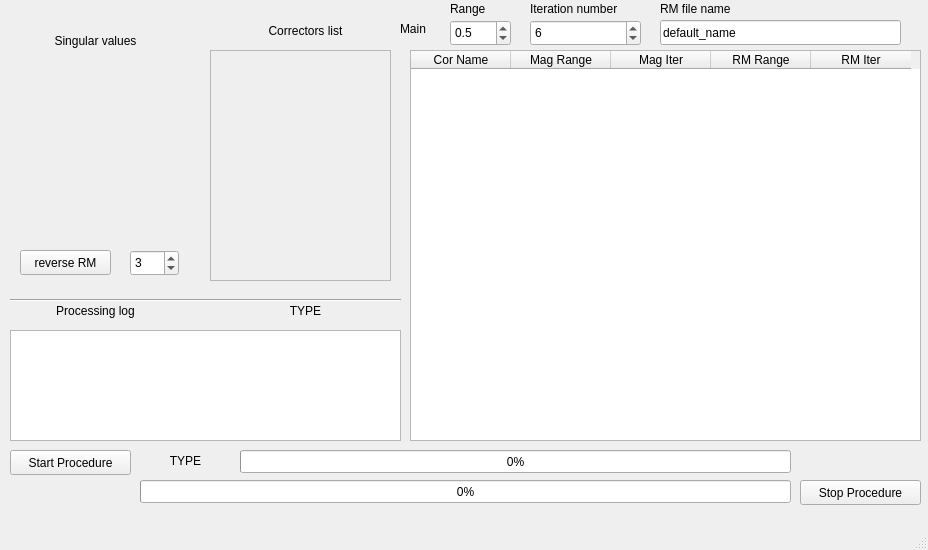
This is resp_mat_ass/uis/rma_main_window.ui in vitaliibalakin/c_orbit as Qt 5 draws it before an edit. The edited form follows.
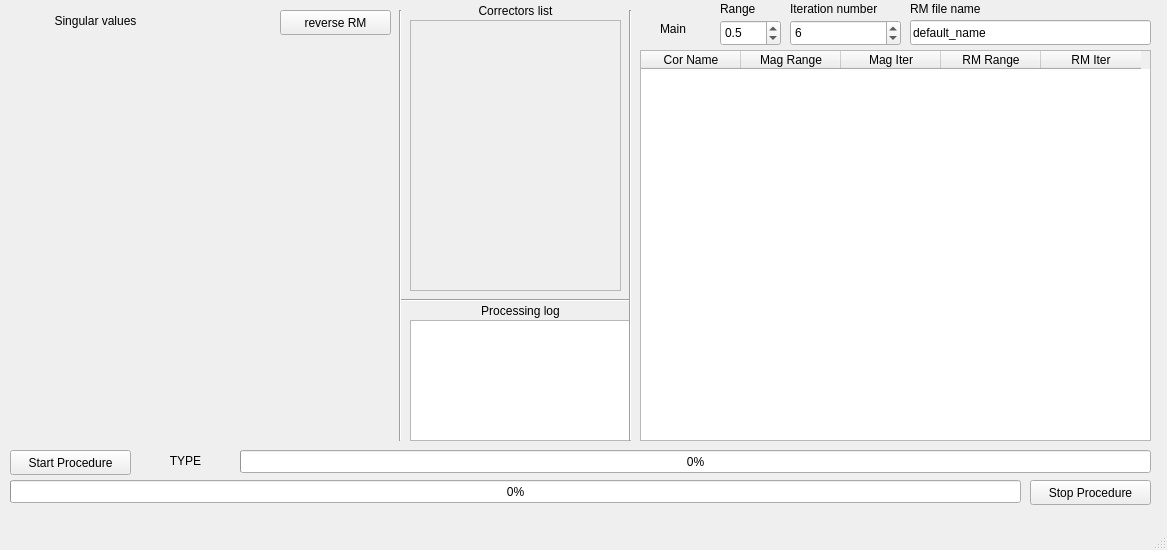
This is the edited form.

Commit message: RM singular values selection is updated

Diff of the .ui file:
```diff
--- a/resp_mat_ass/uis/rma_main_window.ui
+++ b/resp_mat_ass/uis/rma_main_window.ui
@@ -6,7 +6,7 @@
    <rect>
     <x>0</x>
     <y>0</y>
-    <width>928</width>
+    <width>1167</width>
     <height>550</height>
    </rect>
   </property>
@@ -17,9 +17,9 @@
    <widget class="QProgressBar" name="prg_bar">
     <property name="geometry">
      <rect>
-      <x>140</x>
+      <x>10</x>
       <y>480</y>
-      <width>651</width>
+      <width>1011</width>
       <height>23</height>
      </rect>
     </property>
@@ -30,9 +30,9 @@
    <widget class="QLabel" name="label_2">
     <property name="geometry">
      <rect>
-      <x>450</x>
+      <x>720</x>
       <y>0</y>
-      <width>111</width>
+      <width>51</width>
       <height>17</height>
      </rect>
     </property>
@@ -43,7 +43,7 @@
    <widget class="QLabel" name="label_3">
     <property name="geometry">
      <rect>
-      <x>530</x>
+      <x>790</x>
       <y>0</y>
       <width>111</width>
       <height>17</height>
@@ -56,7 +56,7 @@
    <widget class="QLabel" name="label_4">
     <property name="geometry">
      <rect>
-      <x>400</x>
+      <x>660</x>
       <y>20</y>
       <width>41</width>
       <height>17</height>
@@ -69,7 +69,7 @@
    <widget class="QSpinBox" name="mag_iter_main">
     <property name="geometry">
      <rect>
-      <x>530</x>
+      <x>790</x>
       <y>20</y>
       <width>111</width>
       <height>26</height>
@@ -88,10 +88,10 @@
    <widget class="QFrame" name="frame">
     <property name="geometry">
      <rect>
-      <x>210</x>
-      <y>50</y>
-      <width>181</width>
-      <height>231</height>
+      <x>410</x>
+      <y>20</y>
+      <width>211</width>
+      <height>271</height>
      </rect>
     </property>
     <property name="frameShape">
@@ -104,9 +104,9 @@
    <widget class="QLabel" name="label_11">
     <property name="geometry">
      <rect>
-      <x>220</x>
-      <y>20</y>
-      <width>171</width>
+      <x>410</x>
+      <y>0</y>
+      <width>211</width>
       <height>21</height>
      </rect>
     </property>
@@ -133,7 +133,7 @@
    <widget class="QPushButton" name="btn_stop_proc">
     <property name="geometry">
      <rect>
-      <x>800</x>
+      <x>1030</x>
       <y>480</y>
       <width>121</width>
       <height>25</height>
@@ -146,19 +146,19 @@
    <widget class="QTextEdit" name="log_msg">
     <property name="geometry">
      <rect>
-      <x>10</x>
-      <y>330</y>
-      <width>391</width>
-      <height>111</height>
+      <x>410</x>
+      <y>320</y>
+      <width>221</width>
+      <height>121</height>
      </rect>
     </property>
    </widget>
    <widget class="Line" name="line_2">
     <property name="geometry">
      <rect>
-      <x>10</x>
+      <x>400</x>
       <y>290</y>
-      <width>391</width>
+      <width>231</width>
       <height>20</height>
      </rect>
     </property>
@@ -169,9 +169,9 @@
    <widget class="QLabel" name="label_12">
     <property name="geometry">
      <rect>
-      <x>10</x>
+      <x>440</x>
       <y>300</y>
-      <width>171</width>
+      <width>161</width>
       <height>21</height>
      </rect>
     </property>
@@ -185,7 +185,7 @@
    <widget class="QLabel" name="label_13">
     <property name="geometry">
      <rect>
-      <x>660</x>
+      <x>910</x>
       <y>0</y>
       <width>111</width>
       <height>17</height>
@@ -198,7 +198,7 @@
    <widget class="QLineEdit" name="rm_name">
     <property name="geometry">
      <rect>
-      <x>660</x>
+      <x>910</x>
       <y>20</y>
       <width>241</width>
       <height>25</height>
@@ -208,26 +208,10 @@
      <string>default_name</string>
     </property>
    </widget>
-   <widget class="QLabel" name="label_type">
-    <property name="geometry">
-     <rect>
-      <x>220</x>
-      <y>300</y>
-      <width>171</width>
-      <height>21</height>
-     </rect>
-    </property>
-    <property name="text">
-     <string>TYPE</string>
-    </property>
-    <property name="alignment">
-     <set>Qt::AlignCenter</set>
-    </property>
-   </widget>
    <widget class="QDoubleSpinBox" name="mag_range_main">
     <property name="geometry">
      <rect>
-      <x>450</x>
+      <x>720</x>
       <y>20</y>
       <width>61</width>
       <height>26</height>
@@ -250,7 +234,7 @@
     <property name="geometry">
      <rect>
       <x>10</x>
-      <y>30</y>
+      <y>10</y>
       <width>171</width>
       <height>21</height>
      </rect>
@@ -266,42 +250,16 @@
     <property name="geometry">
      <rect>
       <x>10</x>
-      <y>60</y>
-      <width>171</width>
-      <height>181</height>
+      <y>40</y>
+      <width>381</width>
+      <height>401</height>
      </rect>
     </property>
    </widget>
-   <widget class="QPushButton" name="btn_reverse_rm">
-    <property name="geometry">
-     <rect>
-      <x>20</x>
-      <y>250</y>
-      <width>91</width>
-      <height>25</height>
-     </rect>
-    </property>
-    <property name="text">
-     <string>reverse RM</string>
-    </property>
-   </widget>
-   <widget class="QSpinBox" name="sv">
-    <property name="geometry">
-     <rect>
-      <x>130</x>
-      <y>250</y>
-      <width>49</width>
-      <height>26</height>
-     </rect>
-    </property>
-    <property name="value">
-     <number>3</number>
-    </property>
-   </widget>
    <widget class="QTableWidget" name="cor_set_table">
     <property name="geometry">
      <rect>
-      <x>410</x>
+      <x>640</x>
       <y>50</y>
       <width>511</width>
       <height>391</height>
@@ -338,7 +296,7 @@
      <rect>
       <x>240</x>
       <y>450</y>
-      <width>551</width>
+      <width>911</width>
       <height>23</height>
      </rect>
     </property>
@@ -362,6 +320,45 @@
      <set>Qt::AlignCenter</set>
     </property>
    </widget>
+   <widget class="Line" name="line">
+    <property name="geometry">
+     <rect>
+      <x>390</x>
+      <y>10</y>
+      <width>20</width>
+      <height>431</height>
+     </rect>
+    </property>
+    <property name="orientation">
+     <enum>Qt::Vertical</enum>
+    </property>
+   </widget>
+   <widget class="QPushButton" name="btn_reverse_rm">
+    <property name="geometry">
+     <rect>
+      <x>280</x>
+      <y>10</y>
+      <width>111</width>
+      <height>25</height>
+     </rect>
+    </property>
+    <property name="text">
+     <string>reverse RM</string>
+    </property>
+   </widget>
+   <widget class="Line" name="line_3">
+    <property name="geometry">
+     <rect>
+      <x>620</x>
+      <y>10</y>
+      <width>20</width>
+      <height>431</height>
+     </rect>
+    </property>
+    <property name="orientation">
+     <enum>Qt::Vertical</enum>
+    </property>
+   </widget>
   </widget>
   <widget class="QMenuBar" name="menubar">
    <property name="geometry">
```
Left out of the diff: 2 changed lines with no effect on the pictures. The commit also changes 20 other files.
